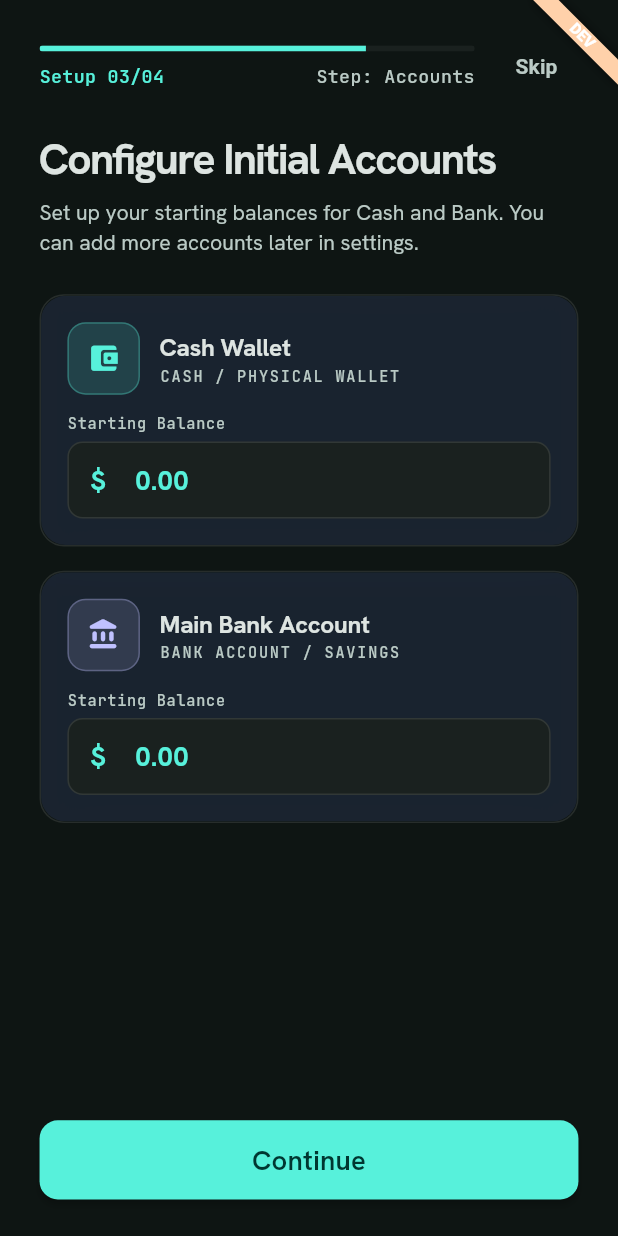
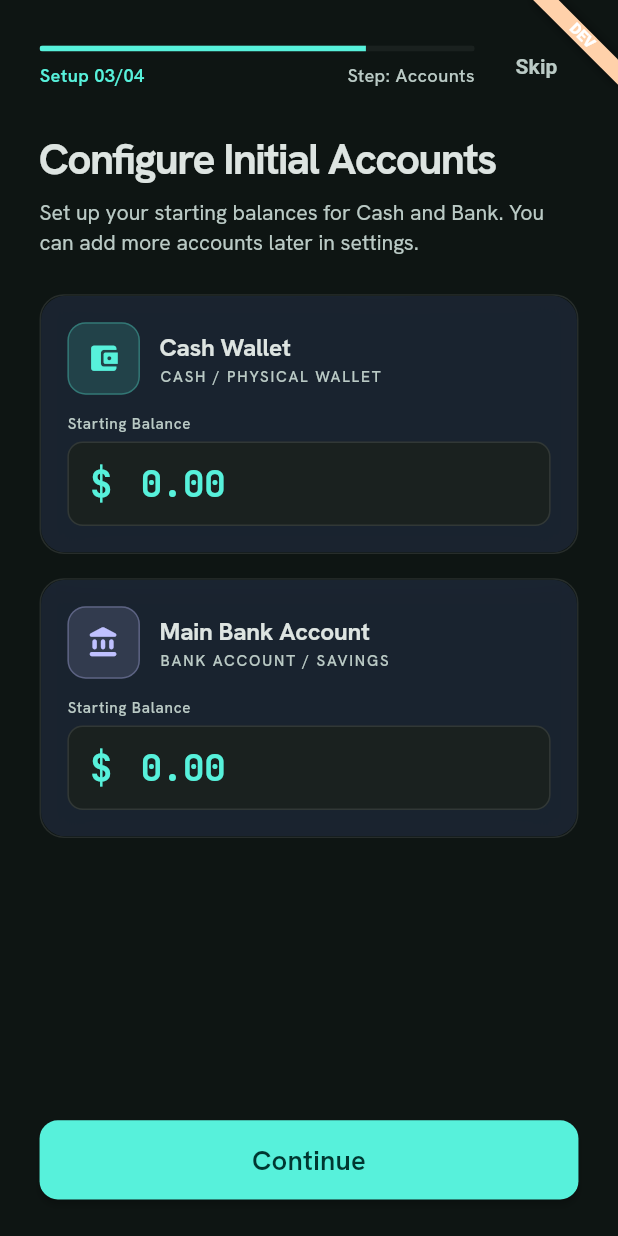
Before and after one commit to rojanshr1996/expendly, a Flutter app: the AccountSetupPage screen opened by its route, on a phone screen of 412 x 824 dp. Run offline on Flutter 3.47's test engine with Material 3 defaults, Android fonts, the phone set to English and light mode, and no system bars; our stand-ins replace auto_route, drift, equatable, firebase_core, firebase_messaging, firebase_remote_config and 10 more; missing offline and left inert: encrypt; accounts and stored records are empty; generated files the repository leaves out were written again.

Commit message:
feat: add unfocus when tapping outside the text field, update app font family in text fields

```diff
--- a/lib/core/theme/app_typography.dart
+++ b/lib/core/theme/app_typography.dart
@@ -5,10 +5,10 @@
 import 'app_colors.dart';
 
 /// Design Tokens for Typography matching Modern Fiscal Core specs.
-/// Uses [Hanken Grotesk] for headers/body and [JetBrains Mono] for numerical/technical labels.
-/// All font sizes use `.sp` for responsive scaling via flutter_screenutil.
+/// Uses [Hanken Grotesk] for all general UI titles, body, labels, and text fields.
+/// Uses [JetBrains Mono] strictly for monetary amounts, timestamps, and financial figures.
 abstract class AppTypography {
-  // Base TextStyles using Google Fonts
+  // Base TextStyles using Hanken Grotesk for General UI
 
   /// Headline Large (32px, Bold, Line Height 40px, Tracking -0.04em)
   static TextStyle get headlineLarge => GoogleFonts.hankenGrotesk(
@@ -55,8 +55,18 @@
         color: AppColors.onSurfaceVariant,
       );
 
-  /// Label Medium Monospaced (12px, Medium 500, Line Height 16px, Tracking 0.02em)
-  /// Primary style for technical metadata, timestamps, and tabular labels.
+  /// Label Medium (12px, Medium 500, Line Height 16px, Tracking 0.02em - Hanken Grotesk)
+  static TextStyle get labelMedium => GoogleFonts.hankenGrotesk(
+        fontSize: 12.sp,
+        fontWeight: FontWeight.w500,
+        height: 16 / 12,
+        letterSpacing: 0.24,
+        color: AppColors.onSurfaceVariant,
+      );
+
+  // Monospaced Styles strictly for Amounts & Financial Figures (JetBrains Mono)
+
+  /// Label Medium Monospaced (12px, Medium 500 - JetBrains Mono)
   static TextStyle get labelMediumMono => GoogleFonts.jetBrainsMono(
         fontSize: 12.sp,
         fontWeight: FontWeight.w500,
@@ -65,7 +75,7 @@
         color: AppColors.onSurfaceVariant,
       );
 
-  /// Currency & Amount Monospaced Display (24px, Bold)
+  /// Currency & Amount Monospaced Display (24px, Bold - JetBrains Mono)
   static TextStyle get amountDisplay => GoogleFonts.jetBrainsMono(
         fontSize: 24.sp,
         fontWeight: FontWeight.w700,
@@ -74,7 +84,7 @@
         color: AppColors.primary,
       );
 
-  /// Amount Large Display (36px, Bold)
+  /// Amount Large Display (36px, Bold - JetBrains Mono)
   static TextStyle get amountLarge => GoogleFonts.jetBrainsMono(
         fontSize: 36.sp,
         fontWeight: FontWeight.w700,
@@ -90,13 +100,13 @@
       headlineMedium: headlineMedium,
       bodyLarge: bodyLarge,
       bodyMedium: bodyMedium,
-      labelMedium: labelMediumMono,
+      labelMedium: labelMedium,
       titleMedium: GoogleFonts.hankenGrotesk(
         fontSize: 18.sp,
         fontWeight: FontWeight.w600,
         color: AppColors.onSurface,
       ),
-      labelSmall: GoogleFonts.jetBrainsMono(
+      labelSmall: GoogleFonts.hankenGrotesk(
         fontSize: 10.sp,
         fontWeight: FontWeight.w500,
         color: AppColors.outline,
--- a/lib/core/widgets/app_text_field.dart
+++ b/lib/core/widgets/app_text_field.dart
@@ -6,6 +6,10 @@
 
 /// Standardized custom text field component matching the Modern Fiscal Core design system.
 /// Reusable across search bars, form inputs, numerical balance entries, and settings inputs.
+///
+/// Uses [HankenGrotesk] for general input fields and labels via context theme.
+/// Uses [JetBrainsMono] strictly when [isAmount] is true for numerical currency entries.
+/// Automatically dismisses the soft keyboard when tapping outside the text field.
 class AppTextField extends StatelessWidget {
   final TextEditingController? controller;
   final String? hintText;
@@ -21,6 +25,7 @@
   final bool readOnly;
   final bool autoFocus;
   final bool enabled;
+  final bool isAmount;
   final int? maxLines;
   final int? minLines;
   final int? maxLength;
@@ -30,6 +35,7 @@
   final ValueChanged<String>? onChanged;
   final ValueChanged<String>? onSubmitted;
   final VoidCallback? onTap;
+  final TapRegionCallback? onTapOutside;
   final FormFieldValidator<String>? validator;
   final EdgeInsetsGeometry? contentPadding;
   final Color? fillColor;
@@ -52,6 +58,7 @@
     this.readOnly = false,
     this.autoFocus = false,
     this.enabled = true,
+    this.isAmount = false,
     this.maxLines = 1,
     this.minLines,
     this.maxLength,
@@ -61,6 +68,7 @@
     this.onChanged,
     this.onSubmitted,
     this.onTap,
+    this.onTapOutside,
     this.validator,
     this.contentPadding,
     this.fillColor,
@@ -71,18 +79,21 @@
   @override
   Widget build(BuildContext context) {
     final textTheme = context.textTheme;
+    final customTypography = context.customTypography;
     final colorScheme = context.colorScheme;
     final effectiveRadius = borderRadius ?? BorderRadius.circular(10.r);
 
-    final defaultStyle = textTheme.bodyLarge?.copyWith(
-      color: colorScheme.onSurface,
-    );
+    // If isAmount is true, use monospaced typography (JetBrains Mono).
+    // Otherwise, use Hanken Grotesk from theme context.
+    final defaultStyle = isAmount
+        ? (customTypography.amountDisplay).copyWith(color: colorScheme.onSurface)
+        : (textTheme.bodyLarge ?? const TextStyle()).copyWith(color: colorScheme.onSurface);
 
-    final defaultHintStyle = textTheme.bodyMedium?.copyWith(
-      color: AppColors.onSurfaceVariant,
-    );
+    final defaultHintStyle = isAmount
+        ? (customTypography.labelMediumMono).copyWith(color: AppColors.onSurfaceVariant)
+        : (textTheme.bodyMedium ?? const TextStyle()).copyWith(color: AppColors.onSurfaceVariant);
 
-    final defaultLabelStyle = textTheme.labelMedium?.copyWith(
+    final defaultLabelStyle = (textTheme.labelMedium ?? const TextStyle()).copyWith(
       color: colorScheme.onSurfaceVariant,
     );
 
@@ -103,6 +114,7 @@
           onChanged: onChanged,
           onFieldSubmitted: onSubmitted,
           onTap: onTap,
+          onTapOutside: onTapOutside ?? (_) => FocusManager.instance.primaryFocus?.unfocus(),
           validator: validator,
           obscureText: obscureText,
           readOnly: readOnly,
@@ -111,7 +123,7 @@
           maxLines: maxLines,
           minLines: minLines,
           maxLength: maxLength,
-          keyboardType: keyboardType,
+          keyboardType: keyboardType ?? (isAmount ? const TextInputType.numberWithOptions(decimal: true) : null),
           textInputAction: textInputAction,
           style: style ?? defaultStyle,
           decoration: InputDecoration(
--- a/lib/features/onboarding/presentation/widgets/account_config_card.dart
+++ b/lib/features/onboarding/presentation/widgets/account_config_card.dart
@@ -35,7 +35,9 @@
     final textTheme = context.textTheme;
     final l10n = context.l10n;
 
-    final amountStyle = (textTheme.titleMedium ?? const TextStyle()).copyWith(
+    final customTypography = context.customTypography;
+
+    final amountStyle = (customTypography.amountDisplay).copyWith(
       color: colorScheme.primary,
       fontWeight: FontWeights.bold,
     );
```
Also changed, not shown: pubspec.lock.
